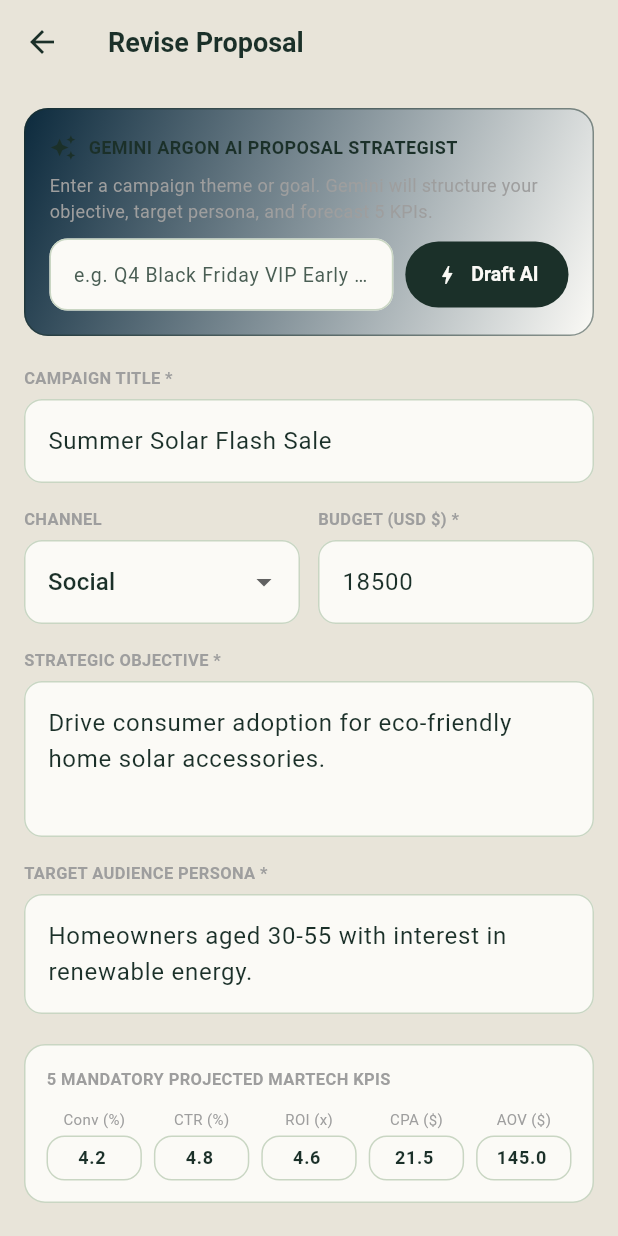
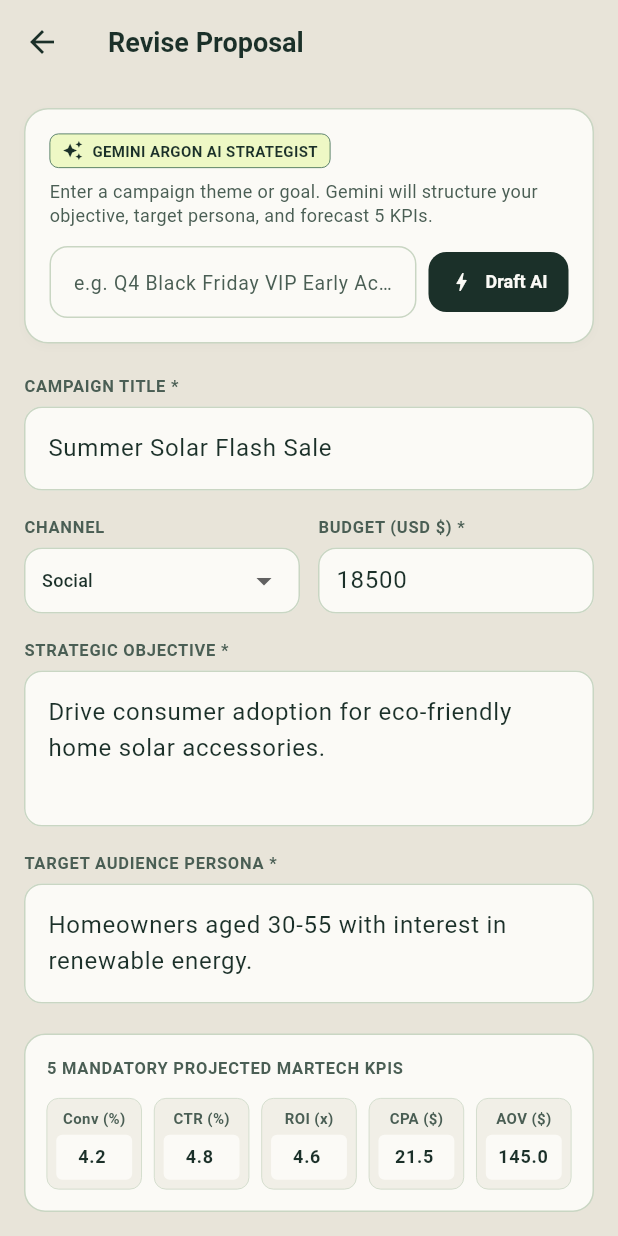
Before and after one commit to dravv-alt/Bit_Loggers_MarTech, a Flutter app: the screen it shows after launch, after a tap on "+ Revise", on a phone screen of 412 x 824 dp. Run offline on Flutter 3.47's test engine with Material 3 defaults, Android fonts, the phone set to English and light mode, and no system bars; network calls fail.

```diff
--- a/bit_loggers_app/lib/screens/campaign_wizard_screen.dart
+++ b/bit_loggers_app/lib/screens/campaign_wizard_screen.dart
@@ -56,8 +56,8 @@ class _CampaignWizardScreenState extends State<CampaignWizardScreen> {
   void _showSnack(String msg, {bool isError = false}) {
     ScaffoldMessenger.of(context).showSnackBar(
       SnackBar(
-        content: Text(msg),
-        backgroundColor: isError ? Colors.red.shade900 : Colors.teal.shade900,
+        content: Text(msg, style: const TextStyle(color: AppTheme.leaf)),
+        backgroundColor: isError ? AppTheme.statusRejected : AppTheme.forge,
         behavior: SnackBarBehavior.floating,
       ),
     );
@@ -164,6 +164,7 @@ class _CampaignWizardScreenState extends State<CampaignWizardScreen> {
     final isEditing = widget.existingCampaign != null;
 
     return Scaffold(
+      backgroundColor: AppTheme.paper,
       appBar: AppBar(
         title: Text(isEditing ? 'Revise Proposal' : 'Author Campaign Proposal'),
       ),
@@ -174,33 +175,49 @@ class _CampaignWizardScreenState extends State<CampaignWizardScreen> {
           Container(
             padding: const EdgeInsets.all(16),
             decoration: BoxDecoration(
-              gradient: const LinearGradient(
-                colors: [Color(0xFF0C2A3D), AppTheme.card],
-                begin: Alignment.topLeft,
-                end: Alignment.bottomRight,
+              color: AppTheme.leaf,
+              borderRadius: BorderRadius.circular(16),
+              border: Border.all(color: AppTheme.borderSage, width: 1),
+              boxShadow: [
+                BoxShadow(
+                  color: Colors.black.withOpacity(0.02),
+                  blurRadius: 4,
+                  offset: const Offset(0, 2),
                 ),
-              borderRadius: BorderRadius.circular(16),
-              border: Border.all(color: AppTheme.primary.withOpacity(0.5)),
+              ],
             ),
             child: Column(
               crossAxisAlignment: CrossAxisAlignment.start,
               children: [
-                const Row(
+                Container(
+                  padding: const EdgeInsets.symmetric(horizontal: 8, vertical: 4),
+                  decoration: BoxDecoration(
+                    color: AppTheme.verdictLime.withOpacity(0.35),
+                    borderRadius: BorderRadius.circular(6),
+                    border: Border.all(color: AppTheme.verdictLimeDark, width: 0.5),
+                  ),
+                  child: const Row(
+                    mainAxisSize: MainAxisSize.min,
                     children: [
-                    Icon(Icons.auto_awesome, color: AppTheme.primary, size: 18),
-                    SizedBox(width: 8),
+                      Icon(Icons.auto_awesome, color: AppTheme.forge, size: 14),
+                      SizedBox(width: 6),
                       Text(
-                      'GEMINI ARGON AI PROPOSAL STRATEGIST',
-                      style: TextStyle(fontSize: 12, fontWeight: FontWeight.bold, color: AppTheme.primary),
+                        'GEMINI ARGON AI STRATEGIST',
+                        style: TextStyle(
+                          fontSize: 10,
+                          fontWeight: FontWeight.bold,
+                          color: AppTheme.forge,
+                        ),
                       ),
                     ],
+                  ),
                 ),
                 const SizedBox(height: 8),
                 const Text(
                   'Enter a campaign theme or goal. Gemini will structure your objective, target persona, and forecast 5 KPIs.',
-                  style: TextStyle(fontSize: 12, color: Colors.grey),
+                  style: TextStyle(fontSize: 12, color: AppTheme.textSecondary, height: 1.3),
                 ),
-                const SizedBox(height: 10),
+                const SizedBox(height: 12),
                 Row(
                   children: [
                     Expanded(
@@ -215,10 +232,17 @@ class _CampaignWizardScreenState extends State<CampaignWizardScreen> {
                     const SizedBox(width: 8),
                     ElevatedButton.icon(
                       onPressed: _isGeneratingAi ? null : _generateAi,
+                      style: ElevatedButton.styleFrom(
+                        backgroundColor: AppTheme.forge,
+                        foregroundColor: AppTheme.leaf,
+                        elevation: 0,
+                        shape: RoundedRectangleBorder(borderRadius: BorderRadius.circular(12)),
+                        padding: const EdgeInsets.symmetric(horizontal: 14, vertical: 12),
+                      ),
                       icon: _isGeneratingAi
-                          ? const SizedBox(width: 14, height: 14, child: CircularProgressIndicator(strokeWidth: 2))
+                          ? const SizedBox(width: 14, height: 14, child: CircularProgressIndicator(strokeWidth: 2, color: AppTheme.leaf))
                           : const Icon(Icons.bolt, size: 16),
-                      label: const Text('Draft AI'),
+                      label: const Text('Draft AI', style: TextStyle(fontWeight: FontWeight.bold, fontSize: 12)),
                     ),
                   ],
                 ),
@@ -228,7 +252,10 @@ class _CampaignWizardScreenState extends State<CampaignWizardScreen> {
           const SizedBox(height: 20),
 
           // Title
-          const Text('CAMPAIGN TITLE *', style: TextStyle(fontSize: 11, fontWeight: FontWeight.bold, color: Colors.grey)),
+          const Text(
+            'CAMPAIGN TITLE *',
+            style: TextStyle(fontSize: 11, fontWeight: FontWeight.bold, color: AppTheme.textSecondary, letterSpacing: 0.5),
+          ),
           const SizedBox(height: 6),
           TextField(controller: _titleController, decoration: const InputDecoration(hintText: 'e.g. Summer Solar Flash Sale')),
           const SizedBox(height: 16),
@@ -240,12 +267,18 @@ class _CampaignWizardScreenState extends State<CampaignWizardScreen> {
                 child: Column(
                   crossAxisAlignment: CrossAxisAlignment.start,
                   children: [
-                    const Text('CHANNEL', style: TextStyle(fontSize: 11, fontWeight: FontWeight.bold, color: Colors.grey)),
+                    const Text(
+                      'CHANNEL',
+                      style: TextStyle(fontSize: 11, fontWeight: FontWeight.bold, color: AppTheme.textSecondary, letterSpacing: 0.5),
+                    ),
                     const SizedBox(height: 6),
                     DropdownButtonFormField<String>(
                       value: _channel,
+                      isExpanded: true,
+                      decoration: const InputDecoration(isDense: true, contentPadding: EdgeInsets.symmetric(horizontal: 8, vertical: 10)),
+                      dropdownColor: AppTheme.leaf,
                       items: ['Social', 'Email', 'Search', 'Display', 'Influencer', 'Video']
-                          .map((c) => DropdownMenuItem(value: c, child: Text(c)))
+                          .map((c) => DropdownMenuItem(value: c, child: Text(c, style: const TextStyle(fontSize: 12, color: AppTheme.textPrimary))))
                           .toList(),
                       onChanged: (val) {
                         if (val != null) setState(() => _channel = val);
@@ -259,12 +292,15 @@ class _CampaignWizardScreenState extends State<CampaignWizardScreen> {
                 child: Column(
                   crossAxisAlignment: CrossAxisAlignment.start,
                   children: [
-                    const Text('BUDGET (USD \$) *', style: TextStyle(fontSize: 11, fontWeight: FontWeight.bold, color: Colors.grey)),
+                    const Text(
+                      'BUDGET (USD \$) *',
+                      style: TextStyle(fontSize: 11, fontWeight: FontWeight.bold, color: AppTheme.textSecondary, letterSpacing: 0.5),
+                    ),
                     const SizedBox(height: 6),
                     TextField(
                       controller: _budgetController,
                       keyboardType: TextInputType.number,
-                      decoration: const InputDecoration(hintText: '10000'),
+                      decoration: const InputDecoration(hintText: '10000', isDense: true, contentPadding: EdgeInsets.symmetric(horizontal: 8, vertical: 10)),
                     ),
                   ],
                 ),
@@ -274,13 +310,19 @@ class _CampaignWizardScreenState extends State<CampaignWizardScreen> {
           const SizedBox(height: 16),
 
           // Objective
-          const Text('STRATEGIC OBJECTIVE *', style: TextStyle(fontSize: 11, fontWeight: FontWeight.bold, color: Colors.grey)),
+          const Text(
+            'STRATEGIC OBJECTIVE *',
+            style: TextStyle(fontSize: 11, fontWeight: FontWeight.bold, color: AppTheme.textSecondary, letterSpacing: 0.5),
+          ),
           const SizedBox(height: 6),
           TextField(controller: _objectiveController, maxLines: 3, decoration: const InputDecoration(hintText: 'State marketing target...')),
           const SizedBox(height: 16),
 
           // Target Audience
-          const Text('TARGET AUDIENCE PERSONA *', style: TextStyle(fontSize: 11, fontWeight: FontWeight.bold, color: Colors.grey)),
+          const Text(
+            'TARGET AUDIENCE PERSONA *',
+            style: TextStyle(fontSize: 11, fontWeight: FontWeight.bold, color: AppTheme.textSecondary, letterSpacing: 0.5),
+          ),
           const SizedBox(height: 6),
           TextField(controller: _audienceController, maxLines: 2, decoration: const InputDecoration(hintText: 'Target segment, persona...')),
           const SizedBox(height: 20),
@@ -289,14 +331,17 @@ class _CampaignWizardScreenState extends State<CampaignWizardScreen> {
           Container(
             padding: const EdgeInsets.all(14),
             decoration: BoxDecoration(
-              color: AppTheme.surface,
+              color: AppTheme.leaf,
               borderRadius: BorderRadius.circular(14),
-              border: Border.all(color: AppTheme.cardBorder),
+              border: Border.all(color: AppTheme.borderSage),
             ),
             child: Column(
               crossAxisAlignment: CrossAxisAlignment.start,
               children: [
-                const Text('5 MANDATORY PROJECTED MARTECH KPIS', style: TextStyle(fontSize: 11, fontWeight: FontWeight.bold, color: Colors.grey)),
+                const Text(
+                  '5 MANDATORY PROJECTED MARTECH KPIS',
+                  style: TextStyle(fontSize: 11, fontWeight: FontWeight.bold, color: AppTheme.textSecondary, letterSpacing: 0.5),
+                ),
                 const SizedBox(height: 12),
                 Row(
                   children: [
@@ -323,10 +368,21 @@ class _CampaignWizardScreenState extends State<CampaignWizardScreen> {
                 child: OutlinedButton(
                   onPressed: _submitting ? null : () => _save(false),
                   style: OutlinedButton.styleFrom(
+                    backgroundColor: AppTheme.leaf,
+                    foregroundColor: AppTheme.forge,
+                    elevation: 0,
+                    side: const BorderSide(color: AppTheme.borderSage, width: 1.5),
+                    shape: RoundedRectangleBorder(borderRadius: BorderRadius.circular(24)),
                     padding: const EdgeInsets.symmetric(vertical: 14),
-                    side: const BorderSide(color: Colors.grey),
                   ),
-                  child: const Text('Save Draft', style: TextStyle(color: Colors.white)),
+                  child: const Text(
+                    'Save Draft',
+                    style: TextStyle(
+                      fontSize: 13,
+                      fontWeight: FontWeight.bold,
+                      color: AppTheme.forge,
+                    ),
+                  ),
                 ),
               ),
               const SizedBox(width: 12),
@@ -334,12 +390,26 @@ class _CampaignWizardScreenState extends State<CampaignWizardScreen> {
                 child: ElevatedButton(
                   onPressed: _submitting ? null : () => _save(true),
                   style: ElevatedButton.styleFrom(
+                    backgroundColor: AppTheme.forge,
+                    foregroundColor: AppTheme.leaf,
+                    elevation: 0,
+                    shape: RoundedRectangleBorder(borderRadius: BorderRadius.circular(24)),
                     padding: const EdgeInsets.symmetric(vertical: 14),
-                    backgroundColor: AppTheme.primary,
                   ),
                   child: _submitting
-                      ? const CircularProgressIndicator(color: Colors.black)
-                      : Text(isEditing ? 'Submit Revision' : 'Submit for Review'),
+                      ? const SizedBox(
+                          width: 18,
+                          height: 18,
+                          child: CircularProgressIndicator(color: AppTheme.leaf, strokeWidth: 2),
+                        )
+                      : Text(
+                          isEditing ? 'Submit Revision' : 'Submit for Review',
+                          style: const TextStyle(
+                            fontSize: 13,
+                            fontWeight: FontWeight.bold,
+                            color: AppTheme.leaf,
+                          ),
+                        ),
                 ),
               ),
             ],
@@ -351,16 +421,39 @@ class _CampaignWizardScreenState extends State<CampaignWizardScreen> {
 
   Widget _kpiInput(String label, double val, Function(double) onChanged) {
     return Expanded(
+      child: Container(
+        padding: const EdgeInsets.all(6),
+        decoration: BoxDecoration(
+          color: AppTheme.paper.withOpacity(0.5),
+          borderRadius: BorderRadius.circular(8),
+          border: Border.all(color: AppTheme.borderSage, width: 0.5),
+        ),
         child: Column(
           children: [
-          Text(label, style: const TextStyle(fontSize: 10, color: Colors.grey)),
+            Text(
+              label,
+              style: const TextStyle(fontSize: 10, fontWeight: FontWeight.w600, color: AppTheme.textSecondary),
+            ),
             const SizedBox(height: 4),
             TextFormField(
               initialValue: val.toString(),
               keyboardType: TextInputType.number,
               textAlign: TextAlign.center,
-            style: const TextStyle(fontSize: 12, fontWeight: FontWeight.bold, color: AppTheme.primary),
-            decoration: const InputDecoration(isDense: true, contentPadding: EdgeInsets.all(6)),
+              style: const TextStyle(
+                fontSize: 12,
+                fontWeight: FontWeight.bold,
+                color: AppTheme.textPrimary,
+                fontFeatures: [FontFeature.tabularFigures()],
+              ),
+              decoration: const InputDecoration(
+                isDense: true,
+                filled: true,
+                fillColor: AppTheme.leaf,
+                contentPadding: EdgeInsets.symmetric(horizontal: 4, vertical: 6),
+                border: OutlineInputBorder(borderSide: BorderSide.none),
+                enabledBorder: OutlineInputBorder(borderSide: BorderSide.none),
+                focusedBorder: OutlineInputBorder(borderSide: BorderSide(color: AppTheme.forge, width: 1)),
+              ),
               onChanged: (text) {
                 final d = double.tryParse(text);
                 if (d != null) onChanged(d);
@@ -368,6 +461,7 @@ class _CampaignWizardScreenState extends State<CampaignWizardScreen> {
             ),
           ],
         ),
+      ),
     );
   }
 }
```
Lines whose indentation alone changed are shown as unchanged.
